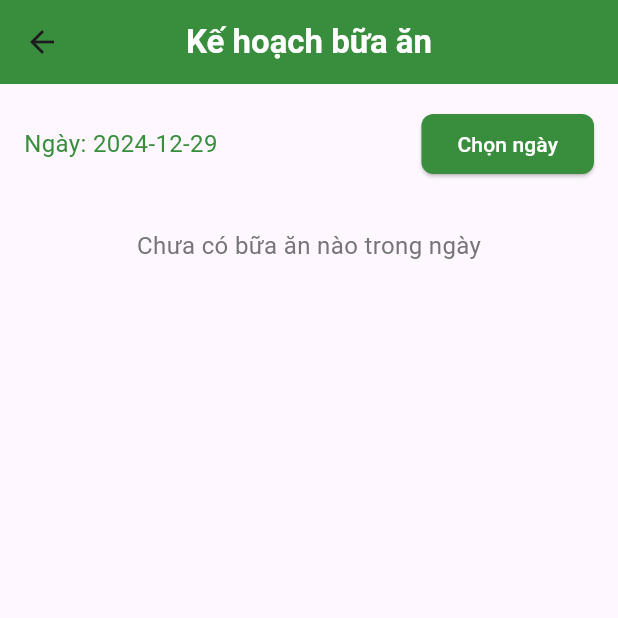
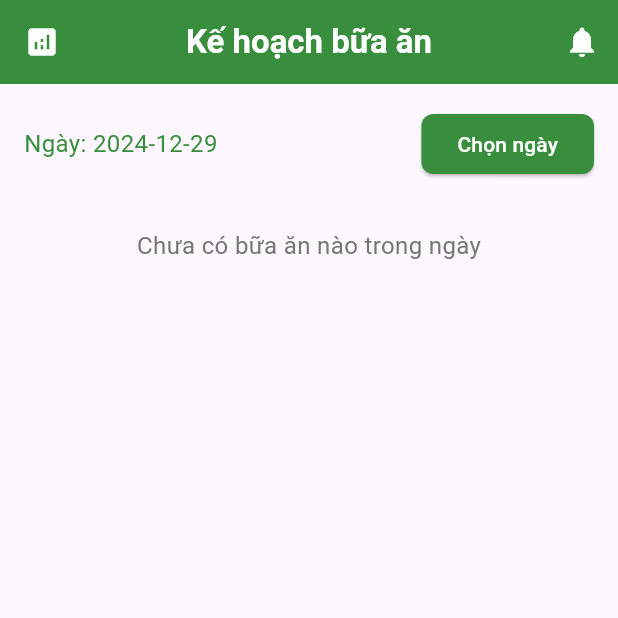
Before and after one commit to tonystark2306/mealplanner_group15_2024.1, a Flutter app: the MealPlanManagementScreen screen opened by its route, on a phone screen of 412 x 824 dp, the top half of it. Run offline on Flutter 3.47's test engine with Material 3 defaults, Android fonts, the light colour scheme and no system bars; our stand-ins replace image_picker, shared_preferences; missing offline and left inert: dart:html; accounts and stored records are empty.

Commit message:
done mpl, fridge

```diff
--- a/frontend/lib/Screen/meal_planning/meal_planning_screen.dart
+++ b/frontend/lib/Screen/meal_planning/meal_planning_screen.dart
@@ -144,6 +144,7 @@ class _MealPlanManagementScreenState extends State<MealPlanManagementScreen> {
 
     return Scaffold(
       appBar: AppBar(
+        automaticallyImplyLeading: false,
         backgroundColor: Colors.green[700],
         centerTitle: true,
         title: const Text(
@@ -153,6 +154,20 @@ class _MealPlanManagementScreenState extends State<MealPlanManagementScreen> {
             fontWeight: FontWeight.bold,
           ),
         ),
+        leading: IconButton(
+            icon: Icon(Icons.analytics, color: Colors.white),
+            onPressed: () {
+              Navigator.pushNamed(context, '/report');
+            },
+          ),
+        actions: [
+          IconButton(
+            icon: Icon(Icons.notifications, color: Colors.white),
+            onPressed: () {
+              // Handle notifications
+            },
+          ),
+        ],
       ),
       body: isLoading
         ? _buildLoadingIndicator()
```
Also changed, not shown: frontend/lib/Screen/refrigrator/refrigerator_management_screen.dart (+15 -6 lines), frontend/lib/Screen/meal_planning/suggested_recipes_screen.dart (deleted).
